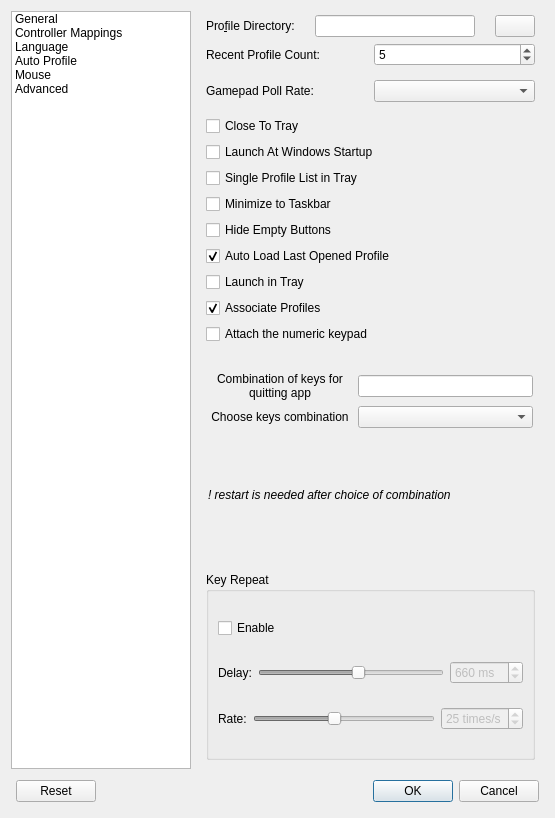
Qt form src/mainsettingsdialog.ui (AntiMicroX/antimicrox) before a commit.
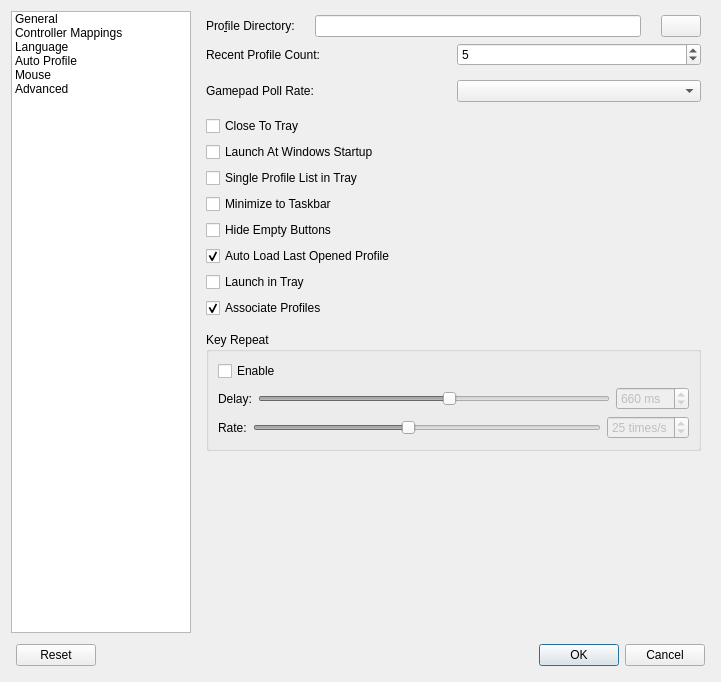
The same form after that commit. Icons and pictures are not drawn.

```diff
--- a/src/mainsettingsdialog.ui
+++ b/src/mainsettingsdialog.ui
@@ -9,8 +9,8 @@
    <rect>
     <x>0</x>
     <y>0</y>
-    <width>555</width>
-    <height>818</height>
+    <width>721</width>
+    <height>682</height>
    </rect>
   </property>
   <property name="sizePolicy">
@@ -317,158 +317,6 @@
            </property>
           </widget>
          </item>
-         <item>
-          <widget class="QCheckBox" name="attachNumKeypadCheckbox">
-           <property name="toolTip">
-            <string>Remember, it won't work if you don't have such keypad connected to computer or if it's not embedded like in desktop PCs</string>
-           </property>
-           <property name="toolTipDuration">
-            <number>-1</number>
-           </property>
-           <property name="text">
-            <string>Attach the numeric keypad</string>
-           </property>
-          </widget>
-         </item>
-         <item>
-          <spacer name="verticalSpacer">
-           <property name="orientation">
-            <enum>Qt::Vertical</enum>
-           </property>
-           <property name="sizeType">
-            <enum>QSizePolicy::Minimum</enum>
-           </property>
-           <property name="sizeHint" stdset="0">
-            <size>
-             <width>20</width>
-             <height>20</height>
-            </size>
-           </property>
-          </spacer>
-         </item>
-         <item>
-          <layout class="QVBoxLayout" name="verticalLayout_13">
-           <property name="leftMargin">
-            <number>2</number>
-           </property>
-           <property name="topMargin">
-            <number>2</number>
-           </property>
-           <property name="rightMargin">
-            <number>2</number>
-           </property>
-           <property name="bottomMargin">
-            <number>2</number>
-           </property>
-           <item>
-            <layout class="QHBoxLayout" name="horizontalLayout_20">
-             <property name="leftMargin">
-              <number>0</number>
-             </property>
-             <property name="topMargin">
-              <number>0</number>
-             </property>
-             <property name="rightMargin">
-              <number>0</number>
-             </property>
-             <property name="bottomMargin">
-              <number>0</number>
-             </property>
-             <item>
-              <widget class="QLabel" name="quitComboLabel">
-               <property name="minimumSize">
-                <size>
-                 <width>144</width>
-                 <height>0</height>
-                </size>
-               </property>
-               <property name="maximumSize">
-                <size>
-                 <width>144</width>
-                 <height>36</height>
-                </size>
-               </property>
-               <property name="text">
-                <string>Combination of keys for quitting app</string>
-               </property>
-               <property name="alignment">
-                <set>Qt::AlignCenter</set>
-               </property>
-               <property name="wordWrap">
-                <bool>true</bool>
-               </property>
-               <property name="margin">
-                <number>0</number>
-               </property>
-              </widget>
-             </item>
-             <item>
-              <widget class="QLineEdit" name="quitCombLineEdit">
-               <property name="readOnly">
-                <bool>true</bool>
-               </property>
-              </widget>
-             </item>
-            </layout>
-           </item>
-           <item>
-            <layout class="QHBoxLayout" name="horizontalLayout_21">
-             <property name="leftMargin">
-              <number>0</number>
-             </property>
-             <property name="topMargin">
-              <number>0</number>
-             </property>
-             <property name="rightMargin">
-              <number>0</number>
-             </property>
-             <property name="bottomMargin">
-              <number>0</number>
-             </property>
-             <item>
-              <widget class="QLabel" name="keysLabel">
-               <property name="maximumSize">
-                <size>
-                 <width>144</width>
-                 <height>36</height>
-                </size>
-               </property>
-               <property name="text">
-                <string>Choose keys combination</string>
-               </property>
-               <property name="alignment">
-                <set>Qt::AlignCenter</set>
-               </property>
-               <property name="wordWrap">
-                <bool>true</bool>
-               </property>
-              </widget>
-             </item>
-             <item>
-              <widget class="QComboBox" name="keysComboBox">
-               <property name="enabled">
-                <bool>true</bool>
-               </property>
-              </widget>
-             </item>
-            </layout>
-           </item>
-           <item>
-            <widget class="QLabel" name="warningComb">
-             <property name="font">
-              <font>
-               <weight>50</weight>
-               <italic>true</italic>
-               <bold>false</bold>
-              </font>
-             </property>
-             <property name="text">
-              <string>! restart is needed after choice of combination</string>
-             </property>
-            </widget>
-           </item>
-          </layout>
-         </item>
          <item>
           <spacer name="verticalSpacer_7">
            <property name="orientation">
@@ -626,6 +474,22 @@
            </layout>
           </widget>
          </item>
+         <item>
+          <spacer name="verticalSpacer">
+           <property name="orientation">
+            <enum>Qt::Vertical</enum>
+           </property>
+           <property name="sizeType">
+            <enum>QSizePolicy::MinimumExpanding</enum>
+           </property>
+           <property name="sizeHint" stdset="0">
+            <size>
+             <width>20</width>
+             <height>10</height>
+            </size>
+           </property>
+          </spacer>
+         </item>
         </layout>
        </widget>
        <widget class="QWidget" name="controllerMappingsPage">
```
